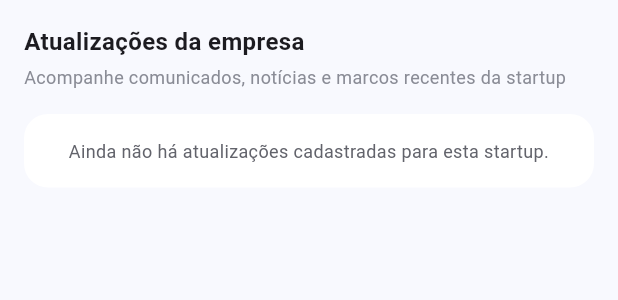
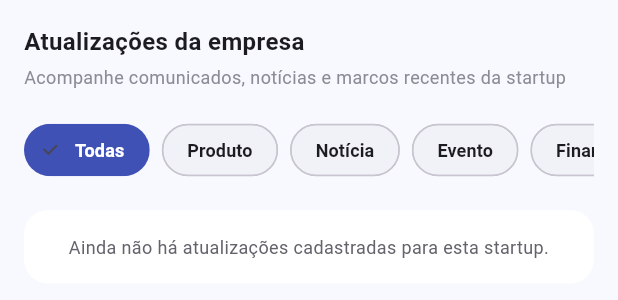
Before and after one commit to nizmaiaj/ES-PI3-2026-T2-G12, a Flutter app: the AbaAtualizacoes widget shown alone on an empty page, opened directly with empty values, on a phone screen of 412 x 824 dp. Shown: the top 300 px of the screen. Run offline on Flutter 3.47's test engine with Material 3 defaults, Android fonts, the phone set to English and light mode, and no system bars; our stand-ins replace chewie, cloud_firestore, firebase_auth, firebase_core, firebase_storage, fl_chart and 2 more; accounts and stored records are empty.

Commit message:
Adicionado filtro na aba atualizacoes da startup

```diff
--- a/lib/pages/visao_geral/aba_atualizacoes.dart
+++ b/lib/pages/visao_geral/aba_atualizacoes.dart
@@ -5,14 +5,29 @@ import 'package:flutter/material.dart';
 import '../../theme/app_theme.dart';
 import 'visao_geral_utils.dart';
 
-class AbaAtualizacoes extends StatelessWidget {
+class AbaAtualizacoes extends StatefulWidget {
   const AbaAtualizacoes({super.key, required this.startupId});
 
   final String? startupId;
 
   @override
+  State<AbaAtualizacoes> createState() => _AbaAtualizacoesState();
+}
+
+class _AbaAtualizacoesState extends State<AbaAtualizacoes> {
+  static const _todosOsFiltros = [
+    'Todas',
+    'Produto',
+    'Notícia',
+    'Evento',
+    'Financeiro',
+  ];
+
+  String _filtroAtivo = 'Todas';
+
+  @override
   Widget build(BuildContext context) {
-    final sId = startupId;
+    final sId = widget.startupId;
 
     if (sId == null) {
       return _buildEstado(
@@ -39,11 +54,12 @@ class AbaAtualizacoes extends StatelessWidget {
         final themeColors = Theme.of(context).extension<AppThemeColors>()!;
 
         final carregando = !snapshot.hasData;
-        final atualizacoes = snapshot.data == null
+        final todasAsAtualizacoes = snapshot.data == null
             ? <AtualizacaoStartup>[]
             : _ordenar(
                 snapshot.data!.docs.map(AtualizacaoStartup.fromDoc).toList(),
               );
+        final atualizacoes = _filtrar(todasAsAtualizacoes);
 
         return SingleChildScrollView(
           padding: const EdgeInsets.fromLTRB(16, 16, 16, 24),
@@ -64,6 +80,8 @@ class AbaAtualizacoes extends StatelessWidget {
                 style: TextStyle(fontSize: 12, color: themeColors.faintText),
               ),
               const SizedBox(height: 16),
+              _buildFiltros(context),
+              const SizedBox(height: 16),
               if (carregando)
                 const Center(
                   child: Padding(
@@ -71,10 +89,15 @@ class AbaAtualizacoes extends StatelessWidget {
                     child: CircularProgressIndicator(color: kVgAzul),
                   ),
                 )
+              else if (todasAsAtualizacoes.isEmpty)
+                _buildMensagem(
+                  context,
+                  'Ainda não há atualizações cadastradas para esta startup.',
+                )
               else if (atualizacoes.isEmpty)
                 _buildMensagem(
                   context,
-                  'Ainda não há atualizações cadastradas para esta startup.',
+                  'Não há atualizações do tipo $_filtroAtivo.',
                 )
               else
                 ...List.generate(atualizacoes.length, (i) {
@@ -182,6 +205,49 @@ class AbaAtualizacoes extends StatelessWidget {
     );
   }
 
+  Widget _buildFiltros(BuildContext context) {
+    final colorScheme = Theme.of(context).colorScheme;
+    final themeColors = Theme.of(context).extension<AppThemeColors>()!;
+
+    return SingleChildScrollView(
+      scrollDirection: Axis.horizontal,
+      child: Row(
+        children: _todosOsFiltros.map((filtro) {
+          final selecionado = filtro == _filtroAtivo;
+
+          return Padding(
+            padding: EdgeInsets.only(
+              right: filtro == _todosOsFiltros.last ? 0 : 8,
+            ),
+            child: ChoiceChip(
+              label: Text(filtro),
+              selected: selecionado,
+              onSelected: (_) => setState(() => _filtroAtivo = filtro),
+              selectedColor: kVgAzul,
+              backgroundColor: themeColors.subtleSurface,
+              labelStyle: TextStyle(
+                color: selecionado ? Colors.white : colorScheme.onSurface,
+                fontSize: 12,
+                fontWeight: FontWeight.w600,
+              ),
+              shape: RoundedRectangleBorder(
+                borderRadius: BorderRadius.circular(20),
+              ),
+            ),
+          );
+        }).toList(),
+      ),
+    );
+  }
+
+  List<AtualizacaoStartup> _filtrar(List<AtualizacaoStartup> atualizacoes) {
+    if (_filtroAtivo == 'Todas') return atualizacoes;
+
+    return atualizacoes
+        .where((atualizacao) => atualizacao.tipoExibido == _filtroAtivo)
+        .toList();
+  }
+
   List<AtualizacaoStartup> _ordenar(List<AtualizacaoStartup> lista) {
     return lista..sort((a, b) {
       final ca = a.createdAt;
```
